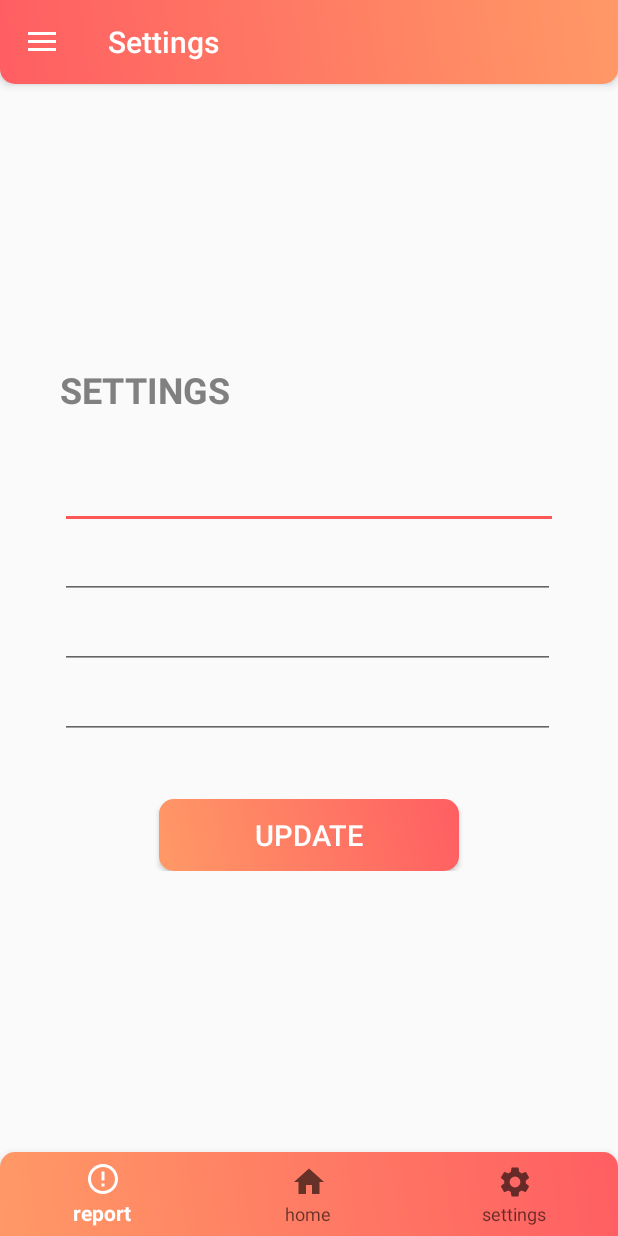
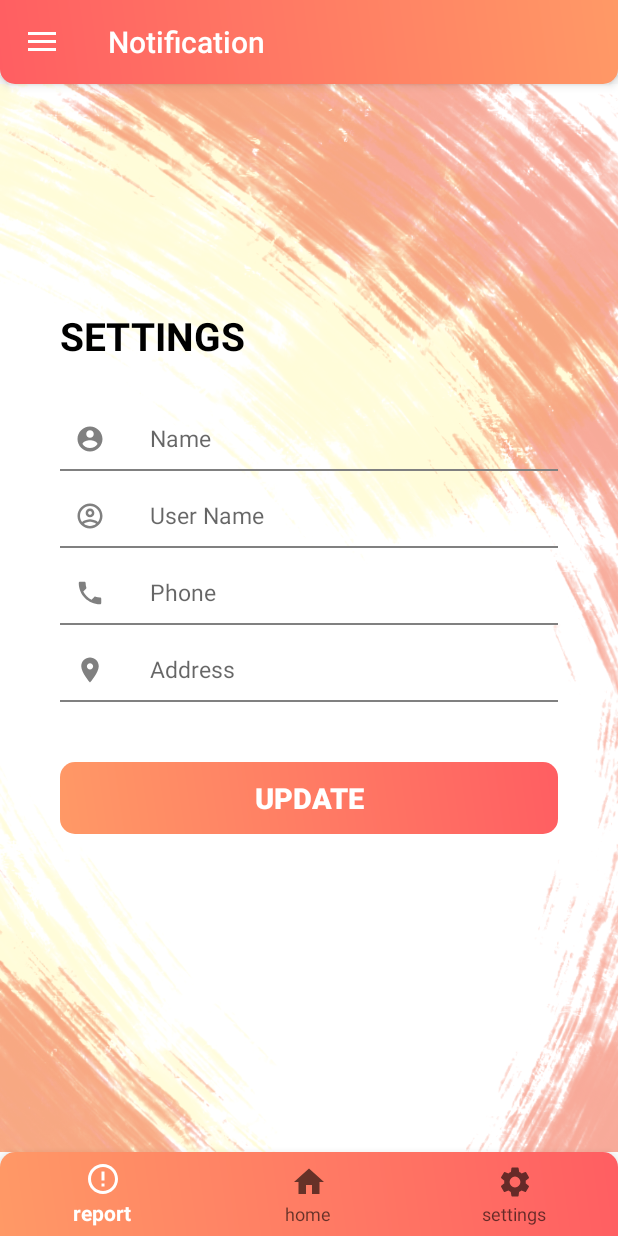
Before and after one commit to Farhad-Uz-Zaman/womanSafetyApp, an Android app: the fragment dashboard placed in its activity, in the side drawer, after a tap on "Settings", on a phone screen of 412 x 824 dp. Run offline under Robolectric (Android 15) with nearby library versions, the phone set to English and light mode, and no system bars; our stand-ins replace Firebase (no records; nobody signed in at launch, a user with empty details on screens opened directly); 2 statements that could not run were skipped.

```diff
--- a/app/src/main/java/com/example/womansafetyapp/settings.java
+++ b/app/src/main/java/com/example/womansafetyapp/settings.java
@@ -25,7 +25,7 @@ import com.google.firebase.database.FirebaseDatabase;
  * A simple {@link Fragment} subclass.
  */
 
-public class settings extends Fragment implements View.OnClickListener {
+public class settings extends Fragment {
 
     View view;
 
@@ -49,7 +49,7 @@ public class settings extends Fragment implements View.OnClickListener {
                              Bundle savedInstanceState) {
         // Inflate the layout for this fragment
         view=inflater.inflate(R.layout.fragment_settings, container, false);
-        getActivity().setTitle("Settings");
+
 
 
         name=(EditText) view.findViewById(R.id.name);
@@ -75,22 +75,57 @@ public class settings extends Fragment implements View.OnClickListener {
         phone.setText(phone_string);
         address.setText(address_string);
 
+        update.setOnClickListener(new View.OnClickListener() {
+            @Override
+            public void onClick(View v) {
+
+                Toast.makeText(getActivity(),"Updated Successfully",Toast.LENGTH_SHORT).show();
+
+                if(!name_string.equals(name.getText().toString())||!username_string.equals(username.getText().toString())||!phone_string.equals(phone.getText().toString())||!address_string.equals(address.getText().toString())){
+
+
+
+                    String uid = FirebaseAuth.getInstance().getCurrentUser().getUid();
+                    reference.child(uid).child("Name").setValue(name.getText().toString());
+                    reference.child(uid).child("Username").setValue(username.getText().toString());
+                    reference.child(uid).child("Phone").setValue(phone.getText().toString());
+                    reference.child(uid).child("Address").setValue(address.getText().toString());
+
+                    name_string=name.getText().toString();
+                    username_string=username.getText().toString();
+                    phone_string=phone.getText().toString();
+                    address_string=address.getText().toString();
+
+                    Toast.makeText(getActivity(),"Updated Successfully",Toast.LENGTH_SHORT).show();
+
+
+
+
+                }
+
+                else{
+                    Toast.makeText(getActivity(),"Data is same",Toast.LENGTH_SHORT).show();
+
+                }
+
+
+
+
+
+
+
+            }
+        });
+
+
+
 
 
 
         return view;
     }
-    @Override
-    public void onClick(View v) {
 
-
-
-        //finish();
-
-
-    }
-
-
+/*
 public void Update(View v){
 
 
@@ -106,9 +141,13 @@ public void Update(View v){
         }
 
 
+
+
+
+
 }
 
-    private boolean isDataChanged() {
+private boolean isDataChanged() {
 
         if(!name_string.equals(name.getText().toString())||!username_string.equals(username.getText().toString())||!phone_string.equals(phone.getText().toString())||!address_string.equals(address.getText().toString())){
 
@@ -136,7 +175,7 @@ public void Update(View v){
         }
 
 
-    }
+    } */
 
 
 }
--- a/app/src/main/res/layout/activity_login.xml
+++ b/app/src/main/res/layout/activity_login.xml
@@ -179,7 +179,7 @@
             android:layout_marginEnd="10dp"
             android:hint="Password"
             android:imeOptions="actionDone"
-            android:inputType="textEmailAddress"
+            android:inputType="textPassword"
             android:paddingStart="60dp"
             android:paddingEnd="10dp"
             android:textSize="15sp"
--- a/app/src/main/res/layout/fragment_emergency_contact.xml
+++ b/app/src/main/res/layout/fragment_emergency_contact.xml
@@ -3,6 +3,7 @@
     xmlns:tools="http://schemas.android.com/tools"
     android:layout_width="match_parent"
     android:layout_height="match_parent"
+
     tools:context=".contact">
 
     <!-- TODO: Update blank fragment layout -->
@@ -38,6 +39,7 @@
             android:layout_toEndOf="@+id/contact1"
             android:layout_marginRight="40dp"
             android:hint="Phone number"
+            android:inputType="number"
             android:textSize="18sp"
             android:layout_marginLeft="40dp"
             android:textStyle="bold"
--- a/app/src/main/res/layout/fragment_settings.xml
+++ b/app/src/main/res/layout/fragment_settings.xml
@@ -1,85 +1,144 @@
 <?xml version="1.0" encoding="utf-8"?>
-<RelativeLayout xmlns:android="http://schemas.android.com/apk/res/android"
+<ScrollView xmlns:android="http://schemas.android.com/apk/res/android"
     xmlns:tools="http://schemas.android.com/tools"
     xmlns:app="http://schemas.android.com/apk/res-auto"
     android:layout_width="match_parent"
     android:layout_height="match_parent"
+    android:background="@drawable/bg"
     tools:context=".settings">
 
 
-    <RelativeLayout
-        android:layout_width="wrap_content"
+    <androidx.constraintlayout.widget.ConstraintLayout
+        android:layout_width="match_parent"
+        android:layout_height="match_parent"
+        android:paddingLeft="20dp"
+        android:paddingRight="20dp">
+
+        <TextView
+            android:id="@+id/settings_text"
+            android:layout_width="match_parent"
             android:layout_height="wrap_content"
-         android:layout_centerVertical="true">
+            android:layout_marginStart="20dp"
+            android:layout_marginTop="150dp"
+            android:layout_marginEnd="20dp"
+            android:gravity="start"
+            android:text="SETTINGS"
+            android:textSize="26sp"
+            android:textStyle="bold"
+            android:textColor="#000000"
+            app:layout_constraintTop_toTopOf="parent"/>
 
 
-        <RelativeLayout
-            android:id="@+id/rlayout"
-            android:layout_width="match_parent"
-            android:layout_height="wrap_content"
 
 
-            >
-
-            <TextView
-                android:layout_width="wrap_content"
-                android:layout_height="wrap_content"
-                android:text="SETTINGS"
-                android:layout_centerVertical="true"
-                android:layout_marginLeft="40dp"
-                android:textSize="24sp"
-                android:textStyle="bold"
-                android:textColor="#808080"
-                />
-
-
-        </RelativeLayout>
 
 
         <EditText
-
             android:id="@+id/name"
             android:layout_width="match_parent"
             android:layout_height="wrap_content"
-            android:layout_marginRight="40dp"
-            android:layout_marginLeft="40dp"
-            android:textSize="19sp"
-
-            android:textColorHint="#202020"
-            android:layout_below="@+id/rlayout"
-            android:layout_marginTop="30dp"
+            app:layout_constraintTop_toBottomOf="@id/settings_text"
+            android:layout_marginStart="20dp"
+            android:layout_marginTop="40dp"
+            android:layout_marginEnd="20dp"
+            android:hint="Name"
+            android:imeOptions="actionNext"
+            android:inputType="text"
+            android:paddingStart="60dp"
+            android:paddingEnd="10dp"
+            android:textSize="15sp"
+            android:textColor="#202020"
+            android:background="@null"
+            tools:ignore= "Autofill"/>
+        <View
+            android:id="@+id/view_divider_for_name"
+            android:layout_width="match_parent"
+            android:layout_height="1dp"
+            android:background="#808080"
+            android:layout_marginStart="20dp"
+            android:layout_marginTop="10dp"
+            android:layout_marginEnd="20dp"
+            app:layout_constraintTop_toBottomOf="@id/name"/>
+        <ImageView
+            android:layout_width="20dp"
+            android:layout_height="20dp"
+            android:layout_marginStart="10dp"
+            android:src="@drawable/ic_username"
+            app:layout_constraintBottom_toBottomOf="@id/name"
+            app:layout_constraintStart_toStartOf="@id/name"/>
 
 
-            />
         <EditText
             android:id="@+id/username"
-            android:layout_width="330dp"
+            android:layout_width="match_parent"
             android:layout_height="wrap_content"
-            android:layout_below="@+id/name"
-            android:layout_marginRight="40dp"
+            app:layout_constraintTop_toBottomOf="@id/name"
+            android:layout_marginStart="20dp"
+            android:layout_marginTop="30dp"
+            android:layout_marginEnd="20dp"
+            android:hint="User Name"
+            android:imeOptions="actionNext"
+            android:inputType="text"
+            android:paddingStart="60dp"
+            android:paddingEnd="10dp"
+            android:textSize="15sp"
+            android:textColor="#202020"
+            android:background="@null"
+            tools:ignore= "Autofill"/>
+        <View
+            android:id="@+id/view_divider_for_username"
+            android:layout_width="match_parent"
+            android:layout_height="1dp"
+            android:background="#808080"
+            android:layout_marginStart="20dp"
+            android:layout_marginTop="10dp"
+            android:layout_marginEnd="20dp"
+            app:layout_constraintTop_toBottomOf="@id/username"/>
+        <ImageView
+            android:layout_width="20dp"
+            android:layout_height="20dp"
+            android:layout_marginStart="10dp"
+            android:src="@drawable/ic_name"
+            app:layout_constraintBottom_toBottomOf="@id/username"
+            app:layout_constraintStart_toStartOf="@id/username"/>
 
-            android:textSize="19sp"
-            android:layout_marginLeft="40dp"
-            android:textColorHint="#202020"
 
-            />
 
 
 
         <EditText
             android:id="@+id/phone"
-            android:layout_width="330dp"
+            android:layout_width="match_parent"
             android:layout_height="wrap_content"
-            android:layout_below="@+id/username"
-
-            android:textSize="19sp"
-            android:layout_marginRight="40dp"
-            android:textColorHint="#202020"
-            android:layout_marginLeft="40dp"
-
-            />
-
-
+            app:layout_constraintTop_toBottomOf="@id/username"
+            android:layout_marginStart="20dp"
+            android:layout_marginTop="30dp"
+            android:layout_marginEnd="20dp"
+            android:hint="Phone"
+            android:imeOptions="actionNext"
+            android:inputType="number"
+            android:paddingStart="60dp"
+            android:paddingEnd="10dp"
+            android:textSize="15sp"
+            android:textColor="#202020"
+            android:background="@null"
+            tools:ignore= "Autofill"/>
+        <View
+            android:id="@+id/view_divider_for_phone"
+            android:layout_width="match_parent"
+            android:layout_height="1dp"
+            android:background="#808080"
+            android:layout_marginStart="20dp"
+            android:layout_marginTop="10dp"
+            android:layout_marginEnd="20dp"
+            app:layout_constraintTop_toBottomOf="@id/phone"/>
+        <ImageView
+            android:layout_width="20dp"
+            android:layout_height="20dp"
+            android:layout_marginStart="10dp"
+            android:src="@drawable/ic_phone"
+            app:layout_constraintBottom_toBottomOf="@id/phone"
+            app:layout_constraintStart_toStartOf="@id/phone"/>
 
 
 
@@ -88,43 +147,60 @@
 
         <EditText
             android:id="@+id/address"
-            android:layout_width="330dp"
+            android:layout_width="match_parent"
             android:layout_height="wrap_content"
-            android:layout_below="@+id/phone"
-
-            android:textSize="19sp"
-            android:layout_marginRight="40dp"
-            android:textColorHint="#202020"
-            android:layout_marginLeft="40dp"
-
-            />
+            app:layout_constraintTop_toBottomOf="@id/phone"
+            android:layout_marginStart="20dp"
+            android:layout_marginTop="30dp"
+            android:layout_marginEnd="20dp"
+            android:hint="Address"
+            android:imeOptions="actionDone"
+            android:inputType="textPostalAddress"
+            android:paddingStart="60dp"
+            android:paddingEnd="10dp"
+            android:textSize="15sp"
+            android:textColor="#202020"
+            android:background="@null"
+            tools:ignore= "Autofill"/>
+        <View
+            android:id="@+id/view_divider_for_adress"
+            android:layout_width="match_parent"
+            android:layout_height="1dp"
+            android:background="#808080"
+            android:layout_marginStart="20dp"
+            android:layout_marginTop="10dp"
+            android:layout_marginEnd="20dp"
+            app:layout_constraintTop_toBottomOf="@id/address"/>
+        <ImageView
+            android:layout_width="20dp"
+            android:layout_height="20dp"
+            android:layout_marginStart="10dp"
+            android:src="@drawable/ic_address"
+            app:layout_constraintBottom_toBottomOf="@id/address"
+            app:layout_constraintStart_toStartOf="@id/address"/>
 
 
 
 
     <Button
         android:id="@+id/update"
-            android:layout_width="200dp"
+        android:layout_width="match_parent"
         android:layout_height="wrap_content"
-            android:layout_below="@+id/address"
-            android:layout_centerHorizontal="true"
+        android:layout_marginStart="20dp"
+        android:layout_marginTop="40dp"
+        android:layout_marginEnd="20dp"
         android:background="@drawable/login_button_bg"
-            android:layout_marginTop="40dp"
+        app:layout_constraintTop_toBottomOf="@+id/view_divider_for_adress"
         android:text="Update"
+        android:textColor="#ffffff"
         android:textSize="19sp"
-            android:textColor="#ffffff"
-            android:onClick="Update"
+        android:textStyle="bold"
+        />
 
 
 
 
-
-            />
+</androidx.constraintlayout.widget.ConstraintLayout>
 
 
-    </RelativeLayout>
-
-
-
-
-</RelativeLayout>
+    </ScrollView>
--- a/app/src/main/res/layout/nav_drawer_header.xml
+++ b/app/src/main/res/layout/nav_drawer_header.xml
@@ -9,6 +9,7 @@
     android:theme="@style/ThemeOverlay.AppCompat.Dark"
     android:gravity="bottom">
     <ImageView
+        android:id="@+id/image_drawer"
         android:layout_height="50dp"
         android:layout_width="50dp"
         android:src="@drawable/ic_dp"
```
Also changed, not shown: app/src/main/java/com/example/womansafetyapp/dashboard.java (+152 -2 lines), app/src/main/res/layout/fragment_dashboard.xml (+16 -2 lines). Lines whose indentation alone changed are shown as unchanged.
